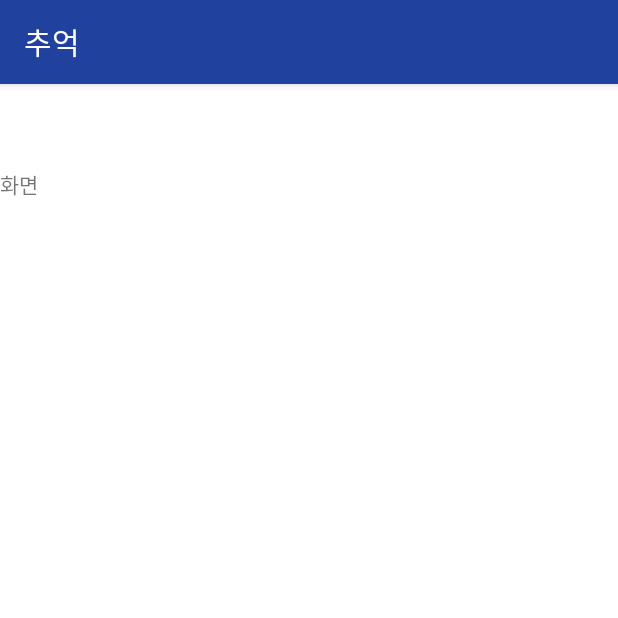
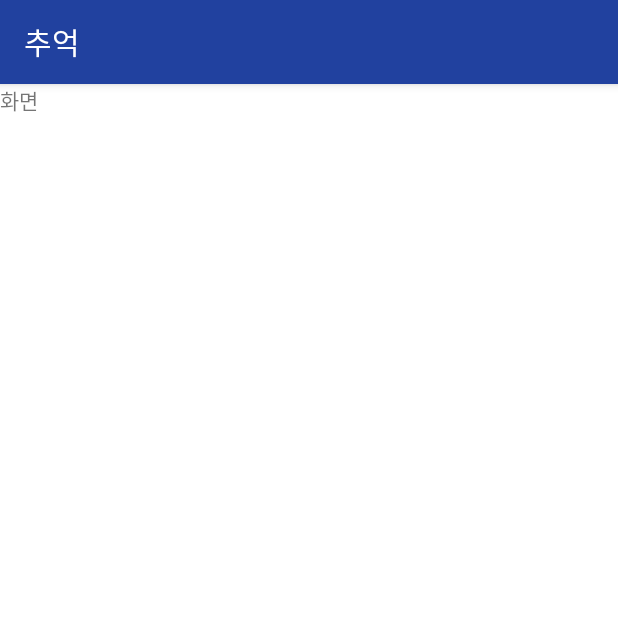
Before and after one commit to jyoon75/Meonail, an Android app: the screen it shows after launch (MainActivity), item 2 of the bottom bar chosen, on a phone screen of 412 x 824 dp, the top half of it. Run offline under Robolectric (Android 15) with nearby library versions, the phone set to English and light mode, and no system bars; our stand-ins replace navigation-ui; pictures from the network do not load.

Commit message:
메인 위에 패딩 없애고 아래 마진 추가

```diff
--- a/app/src/main/res/layout/activity_main.xml
+++ b/app/src/main/res/layout/activity_main.xml
@@ -3,8 +3,7 @@
     xmlns:app="http://schemas.android.com/apk/res-auto"
     android:id="@+id/container"
     android:layout_width="match_parent"
-    android:layout_height="match_parent"
-    android:paddingTop="?attr/actionBarSize">
+    android:layout_height="match_parent">
 
     <com.google.android.material.bottomnavigation.BottomNavigationView
         android:id="@+id/nav_view"
@@ -27,6 +26,7 @@
         app:layout_constraintLeft_toLeftOf="parent"
         app:layout_constraintRight_toRightOf="parent"
         app:layout_constraintTop_toTopOf="parent"
+        android:layout_marginBottom="52dp"
         app:navGraph="@navigation/mobile_navigation" />
 
 
--- a/app/src/main/res/layout/item_record.xml
+++ b/app/src/main/res/layout/item_record.xml
@@ -4,7 +4,6 @@
     android:layout_width="match_parent"
     android:layout_height="wrap_content"
     android:orientation="horizontal"
-    android:padding="16dp"
     android:background="?android:attr/selectableItemBackground"
     android:layout_marginBottom="8dp">
 
```
